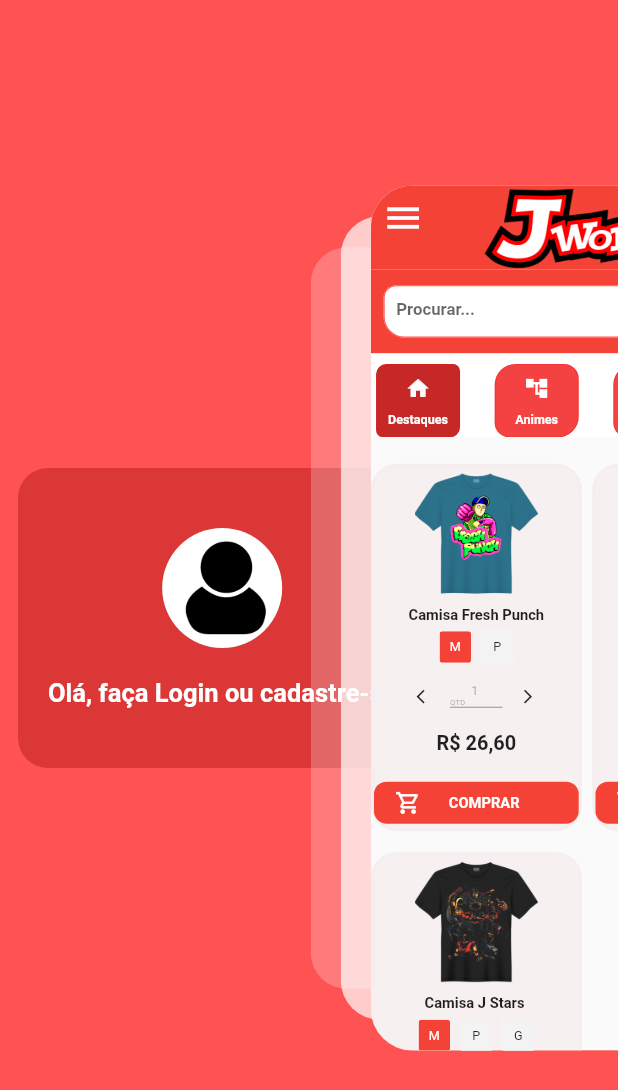
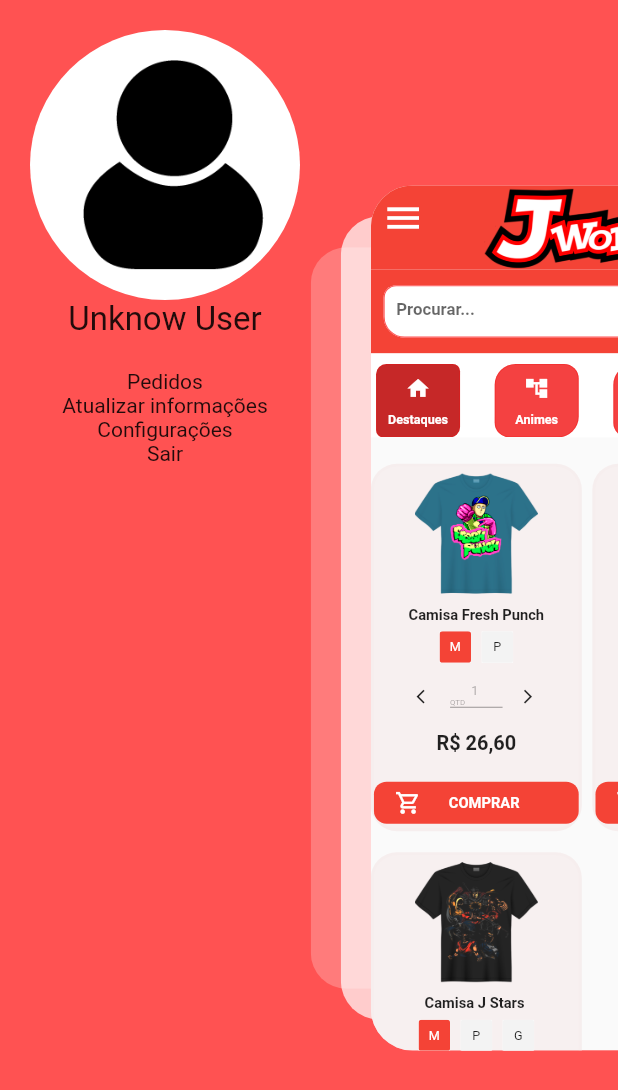
Before and after one commit to calestro/jworld_store, a Flutter app: the screen it shows after launch, after a tap on the "menu" icon, on a phone screen of 412 x 824 dp. Shown: the top 1090 px of the screen. Run offline on Flutter 3.47's test engine with Material 2 defaults, Android fonts, the light colour scheme and no system bars; drawn by our look-alikes of flutter_zoom_drawer; our stand-ins replace badges, carousel_slider, wakelock.

Commit message:
estruturando o drawer

```diff
--- a/lib/activy/global_components/buy_button.dart
+++ b/lib/activy/global_components/buy_button.dart
@@ -46,12 +46,10 @@ class _BuyButtonState extends State<BuyButton> {
             borderRadius: widget.isRadius ? const BorderRadius.all(Radius.circular(12)) : null,
           ),
           child: Padding(
-            padding: EdgeInsets.only(left: 15),
+            padding: EdgeInsets.only(left:isPressed ? 0 : 15),
             child: Stack(
               children:  [
-                Expanded(
-                  flex: 1,
-                    child: AnimatedAlign(
+                AnimatedAlign(
                     duration: Duration(milliseconds: 500),
                     curve: Curves.fastOutSlowIn,
                     alignment: isPressed ? Alignment.center : Alignment.centerLeft,
@@ -59,13 +57,14 @@ class _BuyButtonState extends State<BuyButton> {
                         curve: Curves.fastOutSlowIn,
                       duration:Duration(milliseconds: 500),
                         scale: isPressed ? 1.3 : 1,
-                            child: Icon(Icons.shopping_cart_outlined,color: Colors.white,size: 25,)))),
-                isPressed ?
-                SizedBox()
-                    :
+                        child: Icon(Icons.shopping_cart_outlined,color: Colors.white,size: 25,))),
                 Align(
                   alignment: Alignment.center,
-                    child: const Text("COMPRAR", style: TextStyle(color: Colors.white,fontWeight: FontWeight.bold),))
+                    child:AnimatedOpacity (
+                      duration: Duration(milliseconds: 400),
+                      opacity: isPressed ? 0 : 1,
+                        curve: Curves.fastOutSlowIn,
+                        child: const Text("COMPRAR", style: TextStyle(color: Colors.white,fontWeight: FontWeight.bold),)))
               ],
             ),
           ),
--- a/lib/activy/main_page/components/drawer.dart
+++ b/lib/activy/main_page/drawer/drawer.dart
@@ -1,6 +1,7 @@
 import 'package:flutter/material.dart';
 import 'package:flutter_zoom_drawer/config.dart';
 import 'package:flutter_zoom_drawer/flutter_zoom_drawer.dart';
+import 'package:mobile_j_world/activy/main_page/drawer/drawer_contents.dart';
 import 'package:mobile_j_world/activy/main_page/main_page.dart';
 import 'package:mobile_j_world/activy/sign_signup/sign_signup_activy.dart';
 
@@ -33,11 +34,12 @@ class MenuDrawer extends StatelessWidget {
 
   @override
   Widget build(BuildContext context) {
+    bool isLogin = false;
     return Container(
       padding: MediaQuery.of(context).padding,
-      margin: const EdgeInsets.all(12),
+      margin: const EdgeInsets.all(20),
       color: Colors.redAccent,
-      child: Column(
+      child:!isLogin ?DrawerContents() : Column(
         mainAxisAlignment: MainAxisAlignment.center,
         children: [
           GestureDetector(
--- /dev/null
+++ b/lib/activy/main_page/drawer/drawer_contents.dart
@@ -0,0 +1,27 @@
+import 'package:flutter/material.dart';
+
+
+class DrawerContents extends StatelessWidget {
+  const DrawerContents({Key? key}) : super(key: key);
+
+  @override
+  Widget build(BuildContext context) {
+    return Column(
+      mainAxisAlignment: MainAxisAlignment.start,
+      mainAxisSize: MainAxisSize.max,
+      children: [
+        CircleAvatar(
+          radius: 90,
+            backgroundColor: Colors.white,
+            child: Image.asset("img/no_user.png", fit: BoxFit.fitWidth,)
+        ),
+        Text("Unknow User", style: TextStyle(fontSize: 22),),
+        SizedBox(height: 20),
+        Text("Pedidos"),
+        Text("Atualizar informações"),
+        Text("Configurações"),
+        Text("Sair")
+      ],
+    );
+  }
+}
--- a/lib/maintence_view.dart
+++ b/lib/maintence_view.dart
@@ -1,5 +1,5 @@
 import 'package:flutter/material.dart';
-import 'package:mobile_j_world/activy/main_page/components/drawer.dart';
+import 'package:mobile_j_world/activy/main_page/drawer/drawer.dart';
 import 'package:mobile_j_world/global_data.dart';
 
 
```
Also changed, not shown: lib/activy/main_page/drawer/components/button_drawer.dart (added, +31 -0 lines). Lines whose indentation alone changed are shown as unchanged.
